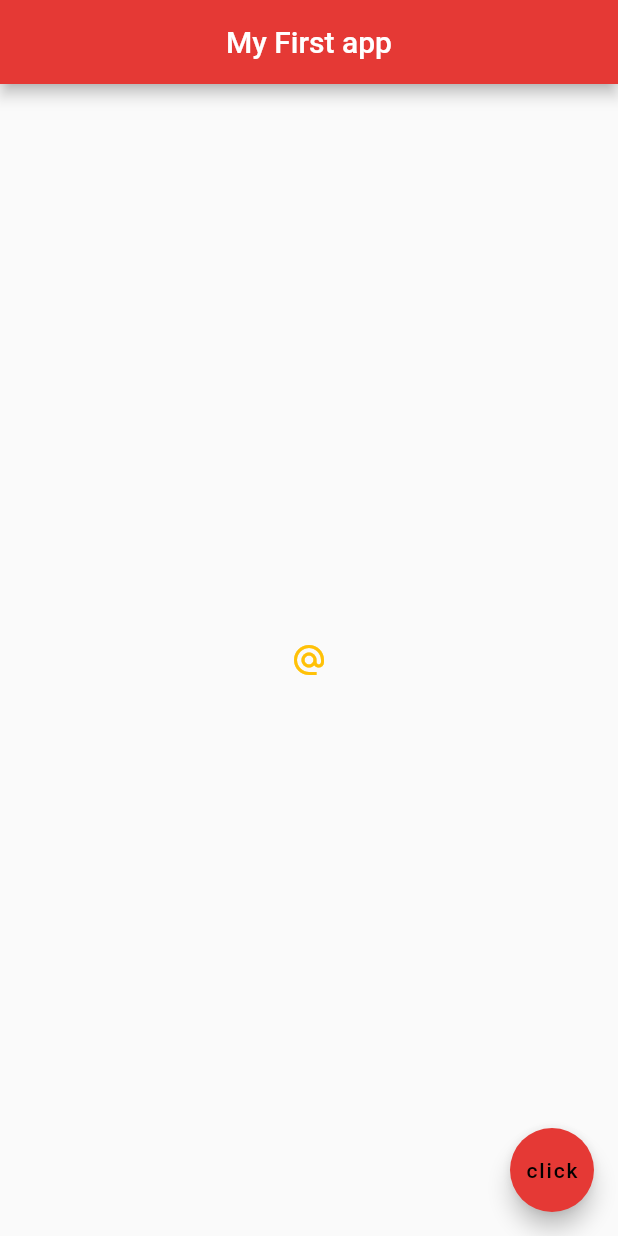
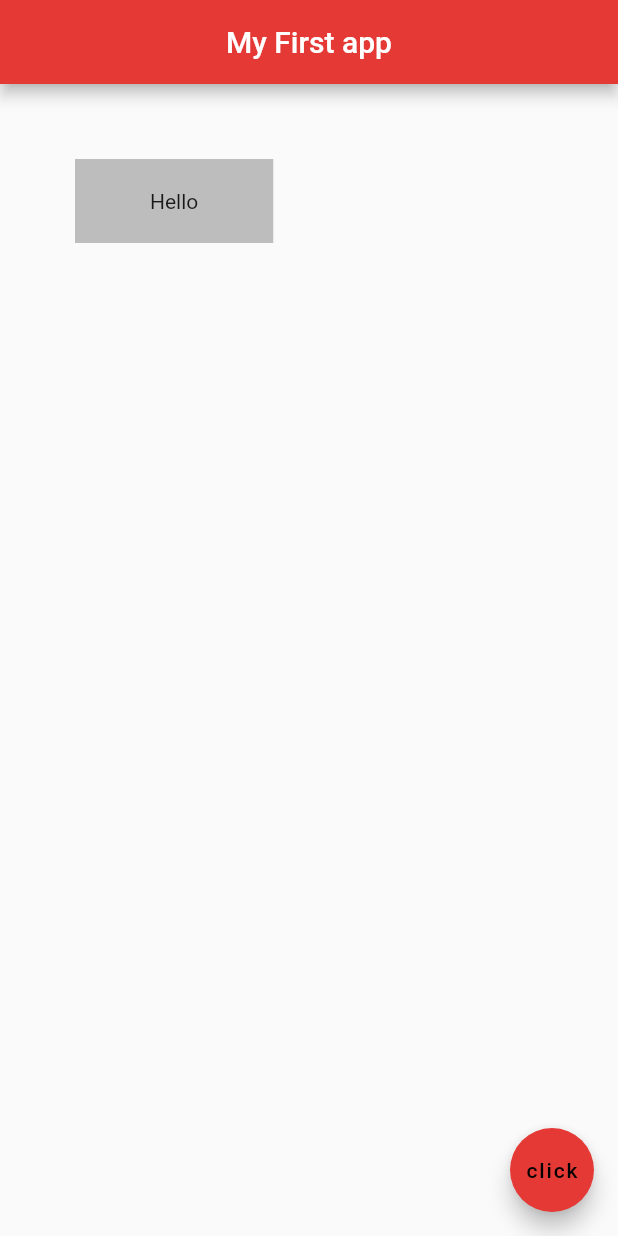
Before and after one commit to shivasailesh/flutter_sample, a Flutter app: the screen it shows after launch, on a phone screen of 412 x 824 dp. Run offline on Flutter 3.47's test engine with Material 2 defaults, Android fonts, the phone set to English and light mode, and no system bars.

Commit message:
Third commit

```diff
--- a/lib/main.dart
+++ b/lib/main.dart
@@ -14,13 +14,11 @@ class Home extends StatelessWidget {
         centerTitle: true,
         backgroundColor:Colors.red[600],
       ),
-      body:Center(
-        child:IconButton(
-          onPressed: (){},
-          icon: Icon(Icons.alternate_email),
-          color:Colors.amber
-        ),
-
+      body:Container(
+        padding: EdgeInsets.symmetric(horizontal:50.0,vertical:20.0),
+        margin: EdgeInsets.all(50.0),
+        color: Colors.grey[400],
+        child:Text('Hello'),
       ),
       floatingActionButton:FloatingActionButton(
         onPressed: (){},
```
